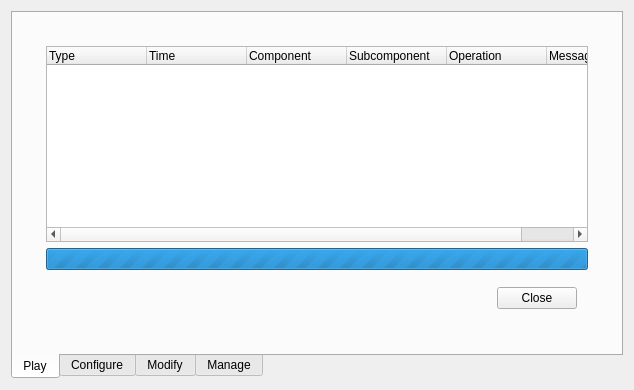
Old version of the form src/mainwindow.ui in the repository kriana/SilVerPLuM.
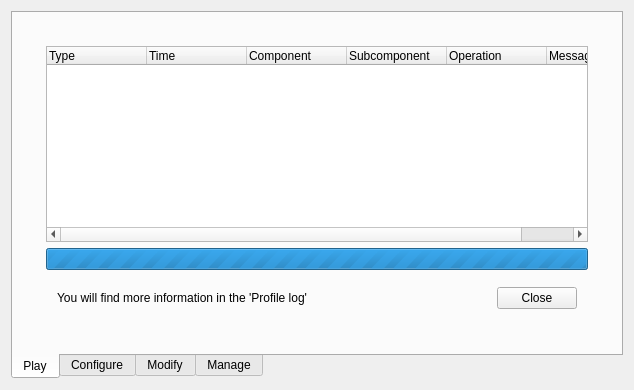
New version of the form. The open tabs and pages were chosen to show the change. Icons and pictures are not drawn. Custom widgets are drawn as their Qt base class.

Commit message: + XNA/MonoGame wrapper for DLL Pipeline * DLL pipeline new correctly backups / restores + Profile import & export

```diff
--- a/src/mainwindow.ui
+++ b/src/mainwindow.ui
@@ -319,6 +319,13 @@
                <item>
                 <widget class="QWidget" name="widget_2" native="true">
                  <layout class="QHBoxLayout" name="horizontalLayout_3">
+                  <item>
+                   <widget class="QLabel" name="label_3">
+                    <property name="text">
+                     <string>You will find more information in the 'Profile log'</string>
+                    </property>
+                   </widget>
+                  </item>
                   <item>
                    <spacer name="horizontalSpacer_4">
                     <property name="orientation">
```
Left out of the diff: 2 changed lines with no effect on the pictures. The commit also changes 20 other files.
